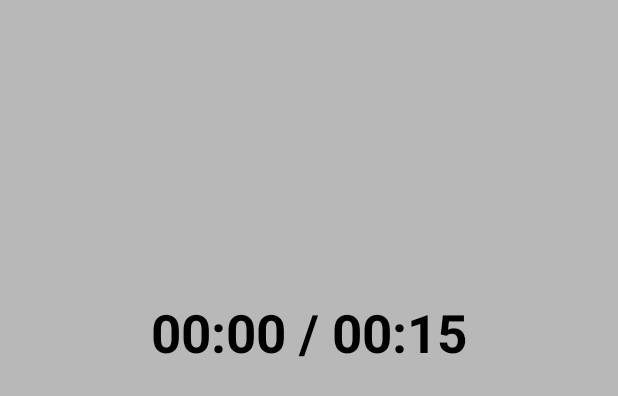
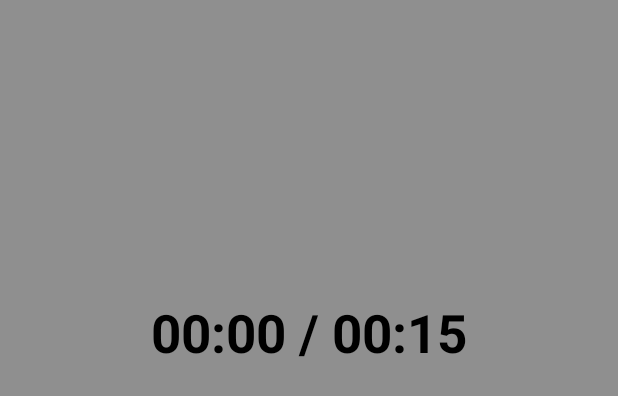
Before and after one commit to jtartsi/voizy-android, an Android app: the layout recording_overlay_fragment.xml on its own in the app's theme, with its tools: preview values and no code run, on a phone screen of 412 x 824 dp. Shown: the top 396 px of the screen. Run offline under Robolectric (Android 15) with nearby library versions, the phone set to English and light mode, and no system bars.

```diff
--- a/app/src/main/java/com/voizy/android/ui/RecordingOverlayFragment.kt
+++ b/app/src/main/java/com/voizy/android/ui/RecordingOverlayFragment.kt
@@ -15,7 +15,7 @@ class RecordingOverlayFragment : Fragment() {
 
     companion object {
         private const val REQUEST_RECORD_AUDIO_PERMISSION = 100
-        public val TAG = "AudioRecordingFragment"
+        public val TAG = RecordingOverlayFragment::class.java.simpleName
     }
 
     override fun onCreate(savedInstanceState: Bundle?) {
--- a/app/src/main/res/values/colors.xml
+++ b/app/src/main/res/values/colors.xml
@@ -3,5 +3,5 @@
     <color name="colorPrimary">#008577</color>
     <color name="colorPrimaryDark">#00574B</color>
     <color name="colorAccent">#D81B60</color>
-    <color name="dark_transparent_overlay">#50262626</color>
+    <color name="dark_transparent_overlay">#80262626</color>
 </resources>
```
Also changed, not shown: app/src/main/java/com/voizy/android/ui/RecordButtonFragment.kt (+15 -4 lines).
